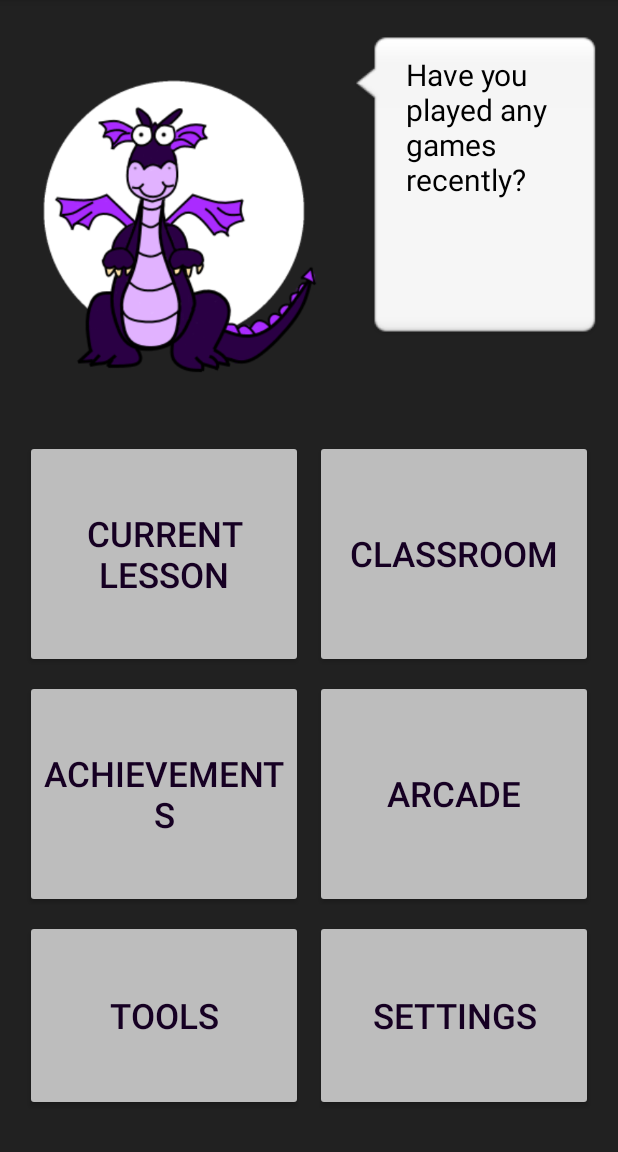
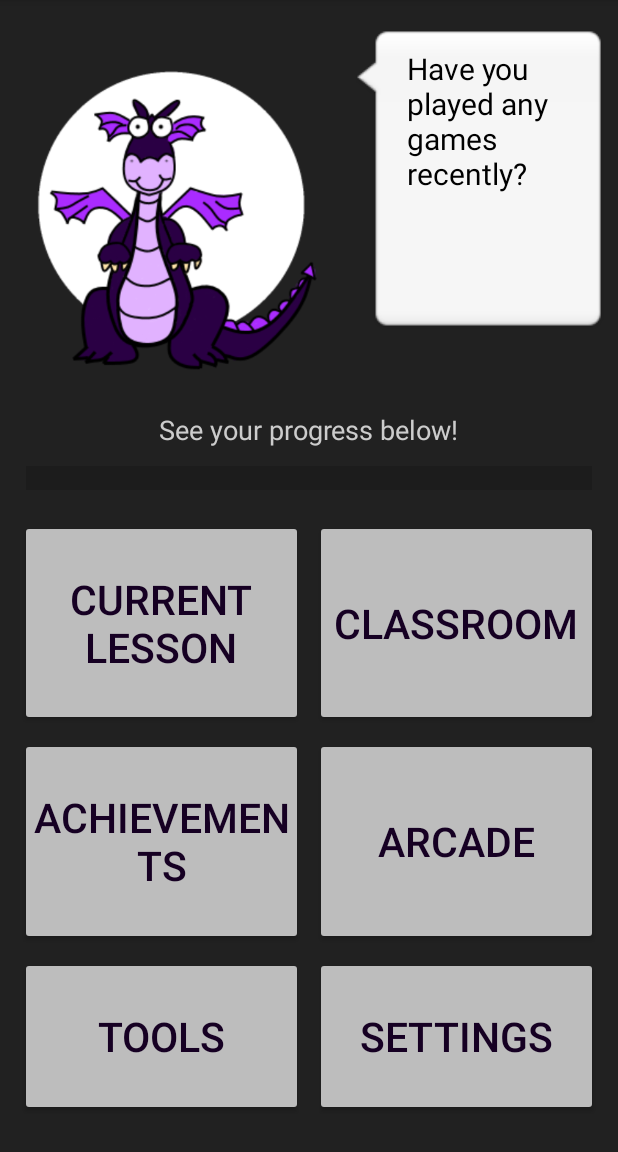
Before and after one commit to MyannaHarris/GEDMobileApp, an Android app: the GameEnd screen opened directly, with no data from a screen before it, after a tap on "Home", on a phone screen of 412 x 824 dp, the part 84-1236 px from its top. Run offline under Robolectric (Android 15) with nearby library versions, the phone set to English and light mode, and no system bars.

Commit message:
Increased text sizes throughout the lesson pages, success, and redo pages. Added the progress bar.

```diff
--- a/GEDAppGUI/app/src/main/java/com/gedappgui/gedappgui/GameEnd.java
+++ b/GEDAppGUI/app/src/main/java/com/gedappgui/gedappgui/GameEnd.java
@@ -74,10 +74,10 @@ public class GameEnd extends AppCompatActivity {
         TextView congrats = (TextView) findViewById(R.id.congratulations);
         TextView accomplished = (TextView) findViewById(R.id.accomplished);
         congrats.setTextSize(TypedValue.COMPLEX_UNIT_PX, (float)(height/20));
-        accomplished.setTextSize(TypedValue.COMPLEX_UNIT_PX, (float)(height/35));
+        accomplished.setTextSize(TypedValue.COMPLEX_UNIT_PX, (float)(height/30));
 
         Button startButton = (Button) findViewById(R.id.move_on);
-        startButton.setTextSize(TypedValue.COMPLEX_UNIT_PX, (float)(height/35));
+        startButton.setTextSize(TypedValue.COMPLEX_UNIT_PX, (float)(height/30));
     }
 
     /**
--- a/GEDAppGUI/app/src/main/java/com/gedappgui/gedappgui/LessonExample.java
+++ b/GEDAppGUI/app/src/main/java/com/gedappgui/gedappgui/LessonExample.java
@@ -75,9 +75,9 @@ public class LessonExample extends AppCompatActivity {
         TextView title1 = (TextView) findViewById(R.id.example1_header);
         TextView title2 = (TextView) findViewById(R.id.example2_header);
 
-        nextbtn.setTextSize(TypedValue.COMPLEX_UNIT_PX, (float)(height/35));
-        ex_1.setTextSize(TypedValue.COMPLEX_UNIT_PX, (float)(height/35));
-        ex_2.setTextSize(TypedValue.COMPLEX_UNIT_PX, (float)(height/35));
+        nextbtn.setTextSize(TypedValue.COMPLEX_UNIT_PX, (float)(height/30));
+        ex_1.setTextSize(TypedValue.COMPLEX_UNIT_PX, (float)(height/30));
+        ex_2.setTextSize(TypedValue.COMPLEX_UNIT_PX, (float)(height/30));
         title1.setTextSize(TypedValue.COMPLEX_UNIT_PX, (float)(height/20));
         title2.setTextSize(TypedValue.COMPLEX_UNIT_PX, (float)(height/20));
 
--- a/GEDAppGUI/app/src/main/java/com/gedappgui/gedappgui/LessonSteps.java
+++ b/GEDAppGUI/app/src/main/java/com/gedappgui/gedappgui/LessonSteps.java
@@ -104,8 +104,8 @@ public class LessonSteps extends AppCompatActivity {
         Button nextbtn = (Button) findViewById(R.id.lessonExample);
         TextView title = (TextView) findViewById(R.id.stepsTitle);
         //set dynamic text size
-        advice.setTextSize(TypedValue.COMPLEX_UNIT_PX, (float)(height/35));
-        nextbtn.setTextSize(TypedValue.COMPLEX_UNIT_PX, (float)(height/35));
+        advice.setTextSize(TypedValue.COMPLEX_UNIT_PX, (float)(height/30));
+        nextbtn.setTextSize(TypedValue.COMPLEX_UNIT_PX, (float)(height/30));
         title.setTextSize(TypedValue.COMPLEX_UNIT_PX, (float)(height/20));
 
     }
--- a/GEDAppGUI/app/src/main/java/com/gedappgui/gedappgui/LessonSummary.java
+++ b/GEDAppGUI/app/src/main/java/com/gedappgui/gedappgui/LessonSummary.java
@@ -100,9 +100,9 @@ public class LessonSummary extends AppCompatActivity {
 
         Button nextbtn = (Button) findViewById(R.id.lessonSteps);
 
-        nextbtn.setTextSize(TypedValue.COMPLEX_UNIT_PX, (float)(height/35));
+        nextbtn.setTextSize(TypedValue.COMPLEX_UNIT_PX, (float)(height/30));
         title.setTextSize(TypedValue.COMPLEX_UNIT_PX, (float)(height/20));
-        summary.setTextSize(TypedValue.COMPLEX_UNIT_PX, (float)(height/35));
+        summary.setTextSize(TypedValue.COMPLEX_UNIT_PX, (float)(height/30));
     }
 
     /**
--- a/GEDAppGUI/app/src/main/java/com/gedappgui/gedappgui/MainActivity.java
+++ b/GEDAppGUI/app/src/main/java/com/gedappgui/gedappgui/MainActivity.java
@@ -34,6 +34,7 @@ import android.view.MenuInflater;
 import android.view.MenuItem;
 import android.view.View;
 import android.widget.ImageView;
+import android.widget.ProgressBar;
 import android.widget.TextView;
 import android.widget.Button;
 
@@ -110,17 +111,30 @@ public class MainActivity extends AppCompatActivity {
 
             //sets a dynamic size for the button text on the main page
             Button toolsButton = (Button) findViewById(R.id.tools_button);
-            toolsButton.setTextSize(TypedValue.COMPLEX_UNIT_PX, (float)(height/35));
+            toolsButton.setTextSize(TypedValue.COMPLEX_UNIT_PX, (float)(height/30));
             Button curLessButton = (Button) findViewById(R.id.continue_button);
-            curLessButton.setTextSize(TypedValue.COMPLEX_UNIT_PX, (float)(height/35));
+            curLessButton.setTextSize(TypedValue.COMPLEX_UNIT_PX, (float)(height/30));
             Button achievementButton = (Button) findViewById(R.id.achievements_button);
-            achievementButton.setTextSize(TypedValue.COMPLEX_UNIT_PX, (float)(height/35));
+            achievementButton.setTextSize(TypedValue.COMPLEX_UNIT_PX, (float)(height/30));
             Button settingsButton = (Button) findViewById(R.id.settings_button);
-            settingsButton.setTextSize(TypedValue.COMPLEX_UNIT_PX, (float)(height/35));
+            settingsButton.setTextSize(TypedValue.COMPLEX_UNIT_PX, (float)(height/30));
             Button arcadeButton = (Button) findViewById(R.id.play_button);
-            arcadeButton.setTextSize(TypedValue.COMPLEX_UNIT_PX, (float)(height/35));
+            arcadeButton.setTextSize(TypedValue.COMPLEX_UNIT_PX, (float)(height/30));
             Button classroomButton = (Button) findViewById(R.id.learn_button);
-            classroomButton.setTextSize(TypedValue.COMPLEX_UNIT_PX, (float)(height/35));
+            classroomButton.setTextSize(TypedValue.COMPLEX_UNIT_PX, (float)(height/30));
+
+            //changes to progress bar
+            ProgressBar progress = (ProgressBar)findViewById(R.id.progressBar);
+            TextView seeProgress = (TextView)findViewById(R.id.see_progress);
+            progress.setScaleY(4f);
+            if(db.lessonCount() == 25){
+                progress.setProgress(24);
+                seeProgress.setText("Congratulations! You completed all lessons!");
+            }
+            else{
+                progress.setProgress(db.lessonCount()-1);
+            }
+            seeProgress.setTextSize(TypedValue.COMPLEX_UNIT_PX, (float)(height/45));
 
             // Set database for my application
             ((MyApplication) this.getApplication()).setDBHelper(new DatabaseHelper(this));
@@ -179,6 +193,25 @@ public class MainActivity extends AppCompatActivity {
             // Sprite image
             spriteDrawable = ((MyApplication) this.getApplication()).getSpriteDrawable();
             spriteImage.setImageDrawable(spriteDrawable);
+
+            //get metrics of the screen
+            DisplayMetrics dm = new DisplayMetrics();
+            getWindowManager().getDefaultDisplay().getMetrics(dm);
+            int width = dm.widthPixels;
+            int height = dm.heightPixels;
+
+            //changes to progress bar
+            ProgressBar progress = (ProgressBar)findViewById(R.id.progressBar);
+            TextView seeProgress = (TextView)findViewById(R.id.see_progress);
+            seeProgress.setTextSize(TypedValue.COMPLEX_UNIT_PX, (float)(height/45));
+            progress.setScaleY(4f);
+            if(db.lessonCount() >= 25){
+                progress.setProgress(24);
+                seeProgress.setText("Congratulations! You completed all lessons!");
+            }
+            else{
+                progress.setProgress(db.lessonCount()-1);
+            }
 
             // Read in accessory data
             // accessory_img, layer_id, currently_wearing
--- a/GEDAppGUI/app/src/main/java/com/gedappgui/gedappgui/Redo.java
+++ b/GEDAppGUI/app/src/main/java/com/gedappgui/gedappgui/Redo.java
@@ -82,8 +82,8 @@ public class Redo extends AppCompatActivity {
         TextView redoInfo = (TextView) findViewById(R.id.redo_info);
         TextView greatWork = (TextView) findViewById(R.id.great_work);
 
-        toRedo.setTextSize(TypedValue.COMPLEX_UNIT_PX, (float)height/35);
-        redoInfo.setTextSize(TypedValue.COMPLEX_UNIT_PX, (float)height/35);
+        toRedo.setTextSize(TypedValue.COMPLEX_UNIT_PX, (float)height/30);
+        redoInfo.setTextSize(TypedValue.COMPLEX_UNIT_PX, (float)height/30);
         greatWork.setTextSize(TypedValue.COMPLEX_UNIT_PX, (float)height/20);
     }
 
--- a/GEDAppGUI/app/src/main/res/layout/activity_main.xml
+++ b/GEDAppGUI/app/src/main/res/layout/activity_main.xml
@@ -32,7 +32,6 @@
         android:layout_width="match_parent"
         android:layout_height="wrap_content"
         android:layout_centerHorizontal="true"
-        android:padding="4dp"
 
         android:id="@+id/sprite_home_grid"
 
@@ -69,6 +68,26 @@
 
     </android.support.v7.widget.GridLayout>
 
+    <TextView
+        android:layout_width="wrap_content"
+        android:layout_height="wrap_content"
+        android:text="See your progress below!"
+        android:layout_centerHorizontal="true"
+        android:layout_below="@id/sprite_home_grid"
+        android:id="@+id/see_progress"/>
+
+    <ProgressBar
+        android:id="@+id/progressBar"
+        style="?android:attr/progressBarStyleHorizontal"
+        android:layout_height="wrap_content"
+        android:layout_width="match_parent"
+        android:layout_below="@id/see_progress"
+        android:padding="12dp"
+        android:layout_centerHorizontal="true"
+        android:maxHeight="11dp"
+        android:max = "24"
+        android:progress = "0" />
+
     <android.support.v7.widget.GridLayout
         xmlns:android="http://schemas.android.com/apk/res/android"
         xmlns:tools="http://schemas.android.com/tools"
@@ -77,9 +96,9 @@
         android:layout_width="match_parent"
         android:layout_height="match_parent"
         android:layout_centerHorizontal="true"
-        android:padding="7dp"
+        android:padding="4dp"
 
-        android:layout_below="@id/sprite_home_grid"
+        android:layout_below="@id/progressBar"
         android:id="@+id/button_home_grid"
 
         grid:alignmentMode="alignBounds"
@@ -100,6 +119,7 @@
             android:columnWidth="60dp">
 
         </GridView>-->
+
 
         <Button
             android:layout_width="0dp"
```
Also changed, not shown: GEDAppGUI/app/src/main/java/com/gedappgui/gedappgui/GameIntro.java (+4 -3 lines), GEDAppGUI/app/src/main/java/com/gedappgui/gedappgui/MadlibGameView.java (+10 -1 lines), GEDAppGUI/app/src/main/java/com/gedappgui/gedappgui/Question.java (+7 -8 lines), GEDAppGUI/app/src/main/java/com/gedappgui/gedappgui/RedoExample.java (+5 -5 lines), GEDAppGUI/app/src/main/java/com/gedappgui/gedappgui/Success.java (+5 -5 lines).
